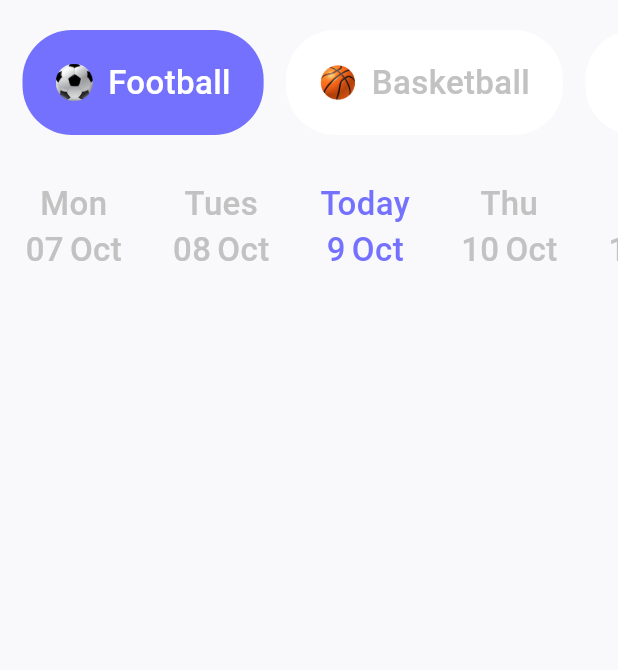
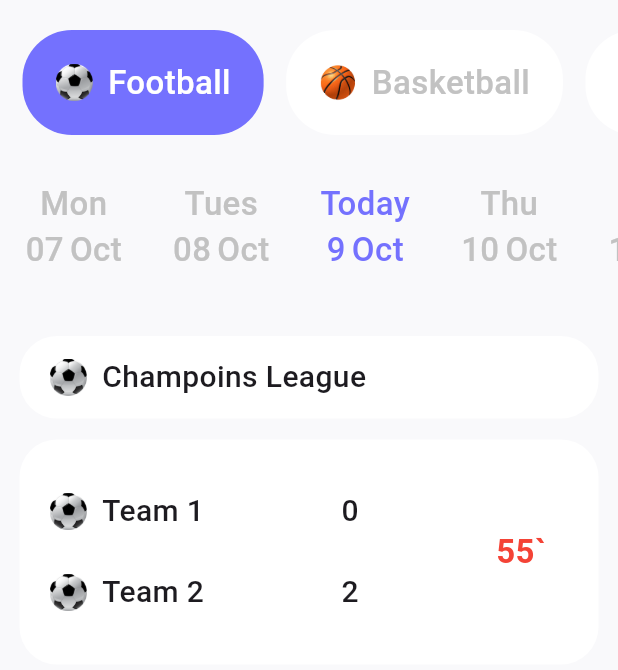
Before and after one commit to blackjoker94/rubyscore, a Flutter app: the screen it shows after launch, on a phone screen of 412 x 824 dp, the part 84-754 px from its top. Run offline on Flutter 3.47's test engine with Material 3 defaults, Android fonts, the phone set to English and light mode, and no system bars; our stand-ins replace bloc, dio, flutter_bloc, loading_indicator.

Commit message:
remove unnecessary, add tournament, match board

```diff
--- a/lib/app_router.dart
+++ b/lib/app_router.dart
@@ -1,5 +1,4 @@
 import 'package:flutter/material.dart';
-import 'package:rubyscore/business_logic/cubits/matches_date_cubit/matches_date_cubit.dart';
 import 'package:rubyscore/business_logic/cubits/soccer_cubit/soccer_cubit.dart';
 import 'package:rubyscore/business_logic/cubits/sport_choose_cubit/sport_choose_cubit.dart';
 import 'package:rubyscore/data/repos/football_repo.dart';
@@ -28,9 +27,6 @@ class AppRouter {
                     BlocProvider(
                       create: (context) => SportChooseCubit(),
                     ),
-                    BlocProvider(
-                      create: (context) => MatchesDateCubit(),
-                    ),
                   ],
                   child: const HomeScreen(),
                 ));
--- a/lib/business_logic/cubits/matches_date_cubit/matches_date_cubit.dart
+++ /dev/null
@@ -1,38 +0,0 @@
-import 'package:bloc/bloc.dart';
-import 'package:meta/meta.dart';
-import 'package:rubyscore/business_logic/date_methods.dart';
-
-part 'matches_date_state.dart';
-
-class MatchesDateCubit extends Cubit<MatchesDateState> {
-  MatchesDateCubit() : super(MatchesDateInitial()) {
-    dateMethods = DateMethods();
-  }
-
-  late DateMethods dateMethods;
-
-  void fetchDates() {
-    String currentDay = dateMethods.getCurrentDay();
-    String monthName = dateMethods.getMonthName();
-
-    List<String> previousDaysNum = dateMethods.previousDaysNum();
-    List<String> previousDaysNames = dateMethods.previousDaysNames();
-
-    List<String> comingDaysNum = dateMethods.comingDaysNum();
-    List<String> comingDaysNames = dateMethods.comingDaysNames();
-
-    emit(MatchesDateUpdated(
-      currentDay: currentDay,
-      monthName: monthName,
-      previousDaysNumList: previousDaysNum,
-      previousDaysNamesList: previousDaysNames,
-      comingDaysNumList: comingDaysNum,
-      comingDaysNamesList: comingDaysNames,
-    ));
-  }
-
-  void isToday(String date) {
-    bool isToday = dateMethods.isToday(date);
-    emit(IsToday(isToday));
-  }
-}
--- a/lib/business_logic/cubits/matches_date_cubit/matches_date_state.dart
+++ /dev/null
@@ -1,29 +0,0 @@
-part of 'matches_date_cubit.dart';
-
-@immutable
-sealed class MatchesDateState {}
-
-final class MatchesDateInitial extends MatchesDateState {}
-
-class MatchesDateUpdated extends MatchesDateState {
-  final String currentDay;
-  final String monthName;
-  final List<String> previousDaysNumList;
-  final List<String> previousDaysNamesList;
-  final List<String> comingDaysNumList;
-  final List<String> comingDaysNamesList;
-
-  MatchesDateUpdated({
-    required this.currentDay,
-    required this.monthName,
-    required this.previousDaysNumList,
-    required this.previousDaysNamesList,
-    required this.comingDaysNumList,
-    required this.comingDaysNamesList,
-  });
-}
-class IsToday extends MatchesDateState {
-  final bool isTodaystate;
-
-  IsToday(this.isTodaystate);
-}
--- a/lib/constants/strings.dart
+++ b/lib/constants/strings.dart
@@ -2,4 +2,4 @@ List<String> allowedTournaments = ['LaLiga', 'Premier League', 'Ligue 1', 'Bunde
 List<String> allowedCountries = ['Spain', 'England', 'France', 'Germany', 'Italy'];
 final baseUrl = 'https://sportapi7.p.rapidapi.com/api/v1/sport/football/events/';
 final String apiHost = 'sportapi7.p.rapidapi.com';
-final String apiKey = 'a920043d52mshfeaba9647d6135ap11293cjsn1e885f927a15';
+final String apiKey = 'empty';//'a920043d52mshfeaba9647d6135ap11293cjsn1e885f927a15';
--- a/lib/presentation/screens/home_screen.dart
+++ b/lib/presentation/screens/home_screen.dart
@@ -1,18 +1,19 @@
 import 'package:flutter/material.dart';
 import 'package:flutter_bloc/flutter_bloc.dart';
 import 'package:loading_indicator/loading_indicator.dart';
-import 'package:rubyscore/business_logic/cubits/matches_date_cubit/matches_date_cubit.dart';
+import 'package:rubyscore/utilities/date_service.dart';
 import 'package:rubyscore/constants/colors.dart';
 import 'package:rubyscore/presentation/widgets/sport_catergory.dart';
 import 'package:rubyscore/presentation/widgets/matches_date.dart';
 import '../../business_logic/cubits/soccer_cubit/soccer_cubit.dart';
+import 'package:rubyscore/presentation/widgets/match_board.dart';
 
 class HomeScreen extends StatelessWidget {
   const HomeScreen({Key? key}) : super(key: key);
 
   @override
   Widget build(BuildContext context) {
-     context.read<MatchesDateCubit>().fetchDates();
+    DateMethods dateMethods = DateMethods();
     return Scaffold(
       backgroundColor: Color(0xFFF9F9FB),
       appBar: AppBar(
@@ -56,17 +57,15 @@ class HomeScreen extends StatelessWidget {
       ),
       body: BlocBuilder<SoccerCubit, SoccerState>(builder: (context, state) {
         if (state is SoccerLoading) {
-          LoadingWidget();
+          return LoadingWidget();
         } else if (state is SoccerFailed) {
-          FailedWidget();
-        }
+          return FailedWidget();
+        } else
           return Column(
             children: [
               Container(
                 height: 110,
-              child: BlocBuilder<SoccerCubit, SoccerState>(
-                builder: (context, state) {
-                  return ListView(
+                child: ListView(
                   scrollDirection: Axis.horizontal,
                   children: [
                     SportCategory(
@@ -85,60 +84,97 @@ class HomeScreen extends StatelessWidget {
                       index: 2,
                     ),
                   ],
-                  );
-                },
                 ),
               ),
               Container(
                 height: 90,
-              child: BlocBuilder<MatchesDateCubit, MatchesDateState>(
-                builder: (context, state) {
-                  if (state is MatchesDateUpdated) {
-                    return ListView(
+                child: ListView(
                   scrollDirection: Axis.horizontal,
                   children: [
                     // Previous days
                     MatchesDate(
-                          dayNum: state.previousDaysNumList[1],
-                          dayName: state.previousDaysNamesList[1],
+                      dayNum: dateMethods.previousDaysNum()[1],
+                      dayName: dateMethods.previousDaysNames()[1],
                     ),
                     MatchesDate(
-                          dayNum: state.previousDaysNumList[0],
-                          dayName: state.previousDaysNamesList[0],
+                      dayNum: dateMethods.previousDaysNum()[0],
+                      dayName: dateMethods.previousDaysNames()[0],
                     ),
                     // Today
                     MatchesDate(
-                          dayNum: state.currentDay,
+                      dayNum: dateMethods.getCurrentDay(),
                       dayName: 'Today',
                       isToday: true,
                     ),
                     // Coming days
                     MatchesDate(
-                          dayNum: state.comingDaysNumList[0],
-                          dayName: state.comingDaysNamesList[0],
+                      dayNum: dateMethods.comingDaysNum()[0],
+                      dayName: dateMethods.comingDaysNames()[0],
                     ),
                     MatchesDate(
-                          dayNum: state.comingDaysNumList[1],
-                          dayName: state.comingDaysNamesList[1],
+                      dayNum: dateMethods.comingDaysNum()[1],
+                      dayName: dateMethods.comingDaysNames()[1],
                     ),
                   ],
-                    );
-                  } else if (state is MatchesDateInitial) {
-                    return Center(
-                      child: CircularProgressIndicator(),
-                    );
-                  } else {
-                    return Center(
-                      child: Text('Error loading dates'),
-                    );
-                  }
-                },
                 ),
               ),
-
+              SizedBox(
+                height: 17,
+              ),
+              TournamentBoard(),
             ],
           );
       }),
+    );
+  }
+}
+
+class TournamentBoard extends StatelessWidget {
+  const TournamentBoard({
+    super.key,
+  });
+
+  @override
+  Widget build(BuildContext context) {
+    return Container(
+      child: Column(
+        crossAxisAlignment: CrossAxisAlignment.start,
+        children: [
+          Container(
+            width: double.infinity,
+            height: 55,
+            margin: EdgeInsets.fromLTRB(13, 7, 13, 7),
+            decoration: BoxDecoration(
+              color: Color(0xFFFFFFFF),
+              borderRadius: BorderRadius.all(Radius.circular(25)),
+            ),
+            child: Align(
+              alignment: Alignment.centerLeft,
+              child: Padding(
+                padding: EdgeInsets.only(left: 20),
+                child: Row(
+                  children: <Widget>[
+                    Image.asset(
+                      'assets/images/soccer.png',
+                      height: 25,
+                      width: 25,
+                    ),
+                    SizedBox(width: 10.0, height: 0.0),
+                    Text(
+                      "Champoins League",
+                      style: TextStyle(
+                        fontSize: 20,
+                        fontWeight: FontWeight.w500,
+                      ),
+                    ),
+                  ],
+                ),
+              ),
+            ),
+          ),
+          MatchBoard()
+        ],
+      ),
     );
   }
 }
--- /dev/null
+++ b/lib/presentation/widgets/match_board.dart
@@ -0,0 +1,101 @@
+import 'package:flutter/material.dart';
+class MatchBoard extends StatelessWidget {
+  const MatchBoard({
+    super.key,
+  });
+
+  @override
+  Widget build(BuildContext context) {
+    return Container(
+      width: double.infinity,
+      height: 150,
+      margin: EdgeInsets.fromLTRB(13, 7, 13, 7),
+      decoration: BoxDecoration(
+        color: Color(0xFFFFFFFF),
+        borderRadius: BorderRadius.all(Radius.circular(25)),
+      ),
+      child: Padding(
+        padding: EdgeInsets.fromLTRB(20, 0, 20, 0), // Added padding for left and right
+        child: Row(
+          crossAxisAlignment: CrossAxisAlignment.center,// Align items vertically centered
+          children: [
+            // Teams and Scores
+            Expanded(
+              child: Column(
+                mainAxisAlignment: MainAxisAlignment.center, // Aligns vertically in the middle
+                crossAxisAlignment: CrossAxisAlignment.start,
+                children: [
+     Row(
+       children: <Widget>[
+         Image.asset(
+           'assets/images/soccer.png',
+           height: 25,
+           width: 25,
+         ),
+         SizedBox(width: 10),
+         Text(
+           "Team 1",
+           style: TextStyle(
+             fontSize: 20,
+             fontWeight: FontWeight.w500,
+           ),
+         ),
+         Spacer(), // Pushes the score to the right
+         Text(
+           '0', // Score of Team 1
+           style: TextStyle(
+             fontSize: 20,
+             fontWeight: FontWeight.w500,
+           ),
+         ),
+         Spacer(),
+       ],
+     ),
+     SizedBox(height: 25), // Space between rows
+     Row(
+       children: <Widget>[
+         Image.asset(
+           'assets/images/soccer.png',
+           height: 25,
+           width: 25,
+         ),
+         SizedBox(width: 10),
+         Text(
+           "Team 2",
+           style: TextStyle(
+             fontSize: 20,
+             fontWeight: FontWeight.w500,
+           ),
+         ),
+         Spacer(), // Pushes the score to the right
+         Text(
+           '2', // Score of Team 2
+           style: TextStyle(
+             fontSize: 20,
+             fontWeight: FontWeight.w500,
+           ),
+         ),
+         Spacer(),
+       ],
+     ),
+                ],
+              ),
+            ),
+            // Match time in the center-right
+            Padding(
+              padding: const EdgeInsets.only(right: 15),
+              child: Text(
+                "55`", // Match time
+                style: TextStyle(
+     fontSize: 22,
+     fontWeight: FontWeight.bold,
+     color: Colors.red,
+                ),
+              ),
+            ),
+          ],
+        ),
+      ),
+    );
+  }
+}
--- a/lib/presentation/widgets/matches_date.dart
+++ b/lib/presentation/widgets/matches_date.dart
@@ -1,15 +1,15 @@
 // ignore_for_file: public_member_api_docs, sort_constructors_first
 import 'package:flutter/material.dart';
 import 'package:flutter_bloc/flutter_bloc.dart';
-
-import 'package:rubyscore/business_logic/cubits/matches_date_cubit/matches_date_cubit.dart';
+import 'package:rubyscore/utilities/date_service.dart';
 import 'package:rubyscore/constants/colors.dart';
 
 class MatchesDate extends StatelessWidget {
   final String dayNum;
   final String dayName;
   final bool isToday;
-  const MatchesDate({
+  DateMethods dateMethods = DateMethods();
+   MatchesDate({
     Key? key,
     required this.dayNum,
     required this.dayName,
@@ -18,10 +18,6 @@ class MatchesDate extends StatelessWidget {
 
   @override
   Widget build(BuildContext context) {
-    return BlocBuilder<MatchesDateCubit, MatchesDateState>(
-      builder: (context, state) {
-        if (state is MatchesDateUpdated) {
-          // Displaying current date (you can customize how you use this data)
           return Container(
             margin: const EdgeInsets.fromLTRB(10, 0, 10, 0),
             padding: const EdgeInsets.symmetric(vertical: 10, horizontal: 7),
@@ -54,7 +50,7 @@ class MatchesDate extends StatelessWidget {
                       width: 4,
                     ),
                     Text(
-                      state.monthName, // Display the month name
+                      dateMethods.getMonthName(), // Display the month name
                       style: TextStyle(
                         fontSize: 22,
                         color: isToday ? MyColors.mypurple: Color(0xFFC2C2C2),
@@ -66,14 +62,5 @@ class MatchesDate extends StatelessWidget {
               ],
             ),
           );
-        } else if (state is MatchesDateInitial) {
-          return const Center(
-            child: CircularProgressIndicator(), // Show a loader initially
-          );
-        } else {
-          return const Text('Error loading dates'); // Handle other states
         }
-      },
-    );
   }
-}
```
Also changed, not shown: lib/utilities/date_service.dart (renamed from lib/business_logic/date_methods.dart). Lines whose indentation alone changed are shown as unchanged.
